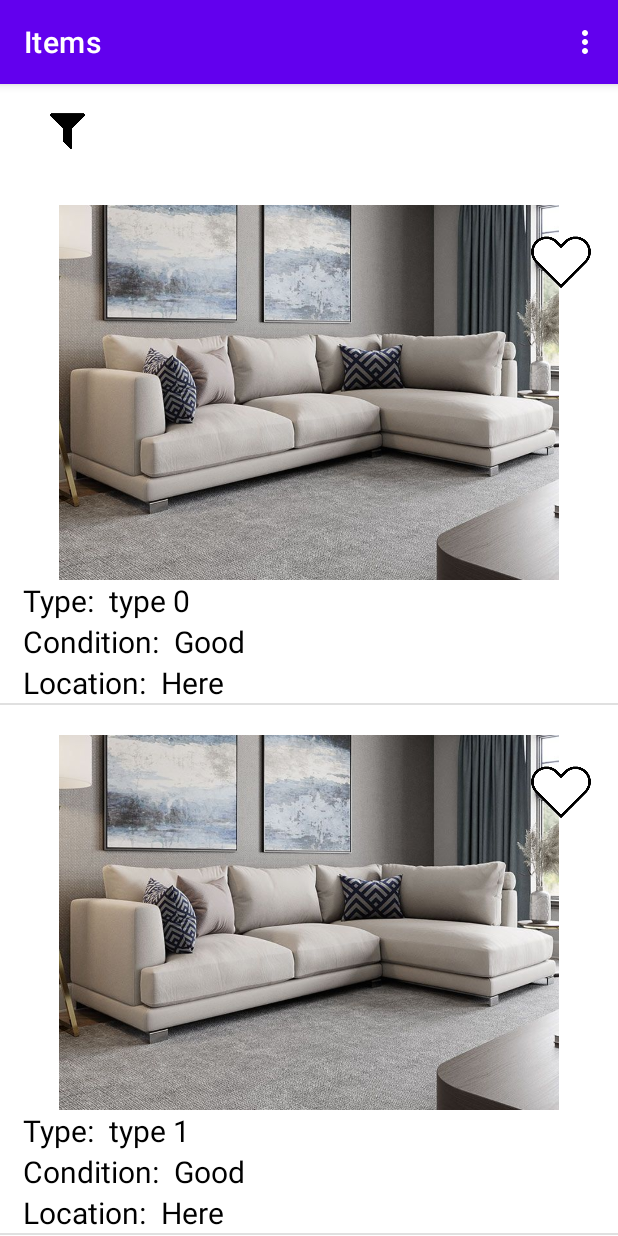
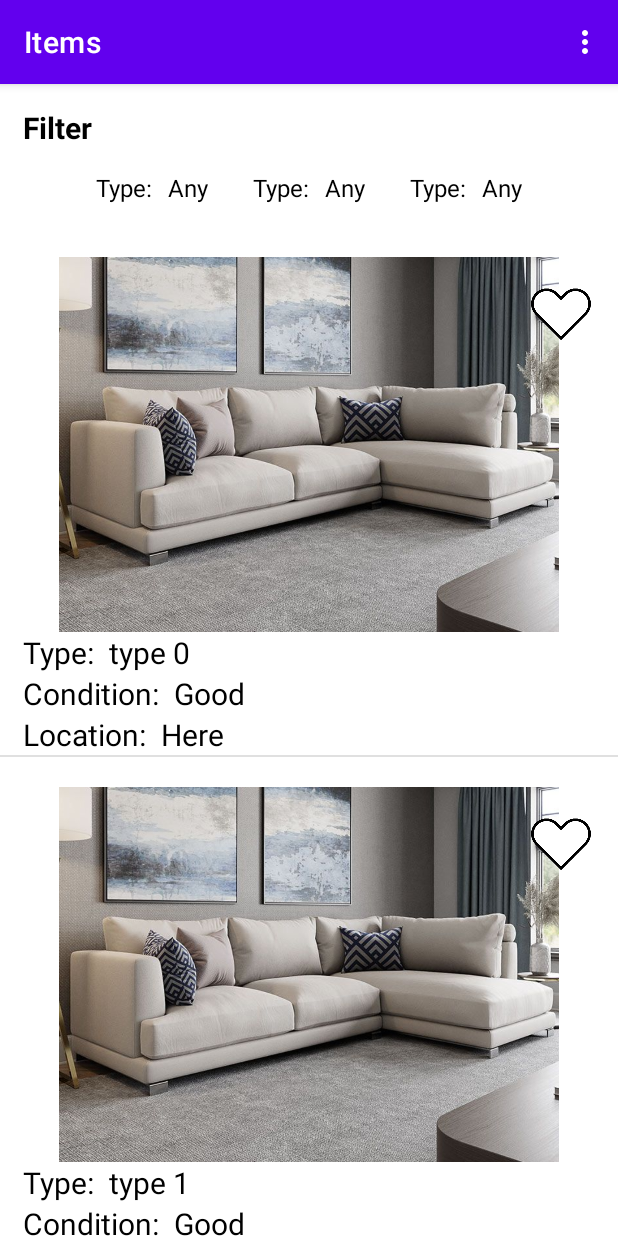
Before and after one commit to koren2888/EasyGive, an Android app: the screen it shows after launch (MainActivity), on a phone screen of 412 x 824 dp. Run offline under Robolectric (Android 15) with nearby library versions, the phone set to English and light mode, and no system bars; our stand-ins replace navigation-ui.

Commit message:
Adding filter header to items fragment

```diff
--- a/app/src/main/res/layout/fragment_items.xml
+++ b/app/src/main/res/layout/fragment_items.xml
@@ -14,21 +14,132 @@
             android:id="@+id/items_header_layout"
             android:layout_width="0dp"
             android:layout_height="wrap_content"
+            android:layout_marginBottom="15dp"
+            app:layout_constraintBottom_toTopOf="@+id/items_list_layout"
             app:layout_constraintEnd_toEndOf="parent"
             app:layout_constraintStart_toStartOf="parent"
             app:layout_constraintTop_toTopOf="parent">
 
-            <ImageView
-                android:id="@+id/items_filter_icon"
-                android:layout_width="30dp"
-                android:layout_height="30dp"
-                android:layout_marginStart="30dp"
+            <TextView
+                android:id="@+id/textView"
+                android:layout_width="wrap_content"
+                android:layout_height="wrap_content"
+                android:layout_marginStart="15dp"
                 android:layout_marginTop="15dp"
-                android:layout_marginBottom="15dp"
-                android:src="@drawable/filter_icon"
-                app:layout_constraintBottom_toBottomOf="parent"
+                android:text="Filter"
+                android:textColor="#000000"
+                android:textSize="20sp"
+                android:textStyle="bold"
                 app:layout_constraintStart_toStartOf="parent"
                 app:layout_constraintTop_toTopOf="parent" />
+
+            <androidx.constraintlayout.widget.ConstraintLayout
+                android:layout_width="wrap_content"
+                android:layout_height="wrap_content"
+                android:layout_marginTop="15dp"
+                android:orientation="horizontal"
+                app:layout_constraintEnd_toEndOf="parent"
+                app:layout_constraintStart_toStartOf="parent"
+                app:layout_constraintTop_toBottomOf="@+id/textView">
+
+                <androidx.constraintlayout.widget.ConstraintLayout
+                    android:layout_width="wrap_content"
+                    android:layout_height="wrap_content"
+                    android:layout_marginEnd="30dp"
+                    app:layout_constraintBottom_toBottomOf="parent"
+                    app:layout_constraintEnd_toStartOf="@+id/constraintLayout3"
+                    app:layout_constraintTop_toTopOf="parent">
+
+                    <TextView
+                        android:id="@+id/filter_type_tag"
+                        android:layout_width="wrap_content"
+                        android:layout_height="wrap_content"
+                        android:text="Type:"
+                        android:textColor="@color/black"
+                        android:textSize="16sp"
+                        app:layout_constraintBottom_toBottomOf="parent"
+                        app:layout_constraintStart_toStartOf="parent"
+                        app:layout_constraintTop_toTopOf="parent" />
+
+                    <TextView
+                        android:id="@+id/filter_type_value"
+                        android:layout_width="wrap_content"
+                        android:layout_height="wrap_content"
+                        android:layout_marginStart="10dp"
+                        android:text="Any"
+                        android:textColor="@color/black"
+                        android:textSize="16sp"
+                        app:layout_constraintBottom_toBottomOf="parent"
+                        app:layout_constraintStart_toEndOf="@+id/filter_type_tag"
+                        app:layout_constraintTop_toTopOf="parent" />
+
+                </androidx.constraintlayout.widget.ConstraintLayout>
+
+                <androidx.constraintlayout.widget.ConstraintLayout
+                    android:id="@+id/constraintLayout3"
+                    android:layout_width="wrap_content"
+                    android:layout_height="wrap_content"
+                    android:layout_marginEnd="30dp"
+                    app:layout_constraintBottom_toBottomOf="parent"
+                    app:layout_constraintEnd_toStartOf="@+id/constraintLayout2"
+                    app:layout_constraintTop_toTopOf="parent">
+
+                    <TextView
+                        android:id="@+id/filter_condition_tag"
+                        android:layout_width="wrap_content"
+                        android:layout_height="wrap_content"
+                        android:text="Type:"
+                        android:textColor="@color/black"
+                        android:textSize="16sp"
+                        app:layout_constraintBottom_toBottomOf="parent"
+                        app:layout_constraintStart_toStartOf="parent"
+                        app:layout_constraintTop_toTopOf="parent" />
+
+                    <TextView
+                        android:id="@+id/filter_condition_value"
+                        android:layout_width="wrap_content"
+                        android:layout_height="wrap_content"
+                        android:layout_marginStart="10dp"
+                        android:text="Any"
+                        android:textColor="@color/black"
+                        android:textSize="16sp"
+                        app:layout_constraintBottom_toBottomOf="parent"
+                        app:layout_constraintStart_toEndOf="@+id/filter_condition_tag"
+                        app:layout_constraintTop_toTopOf="parent" />
+                </androidx.constraintlayout.widget.ConstraintLayout>
+
+                <androidx.constraintlayout.widget.ConstraintLayout
+                    android:id="@+id/constraintLayout2"
+                    android:layout_width="wrap_content"
+                    android:layout_height="wrap_content"
+                    app:layout_constraintBottom_toBottomOf="parent"
+                    app:layout_constraintEnd_toEndOf="parent"
+                    app:layout_constraintTop_toTopOf="parent">
+
+                    <TextView
+                        android:id="@+id/filter_location_tag"
+                        android:layout_width="wrap_content"
+                        android:layout_height="wrap_content"
+                        android:text="Type:"
+                        android:textColor="@color/black"
+                        android:textSize="16sp"
+                        app:layout_constraintBottom_toBottomOf="parent"
+                        app:layout_constraintStart_toStartOf="parent"
+                        app:layout_constraintTop_toTopOf="parent" />
+
+                    <TextView
+                        android:id="@+id/filter_location_value"
+                        android:layout_width="wrap_content"
+                        android:layout_height="wrap_content"
+                        android:layout_marginStart="10dp"
+                        android:text="Any"
+                        android:textColor="@color/black"
+                        android:textSize="16sp"
+                        app:layout_constraintBottom_toBottomOf="parent"
+                        app:layout_constraintStart_toEndOf="@+id/filter_location_tag"
+                        app:layout_constraintTop_toTopOf="parent" />
+                </androidx.constraintlayout.widget.ConstraintLayout>
+            </androidx.constraintlayout.widget.ConstraintLayout>
 
         </androidx.constraintlayout.widget.ConstraintLayout>
 
@@ -44,7 +155,9 @@
             <androidx.recyclerview.widget.RecyclerView
                 android:id="@+id/items_list"
                 android:layout_width="match_parent"
-                android:layout_height="match_parent" />
+                android:layout_height="match_parent"
+                tools:layout_editor_absoluteX="-202dp"
+                tools:layout_editor_absoluteY="16dp" />
         </androidx.constraintlayout.widget.ConstraintLayout>
     </androidx.constraintlayout.widget.ConstraintLayout>
 
```
